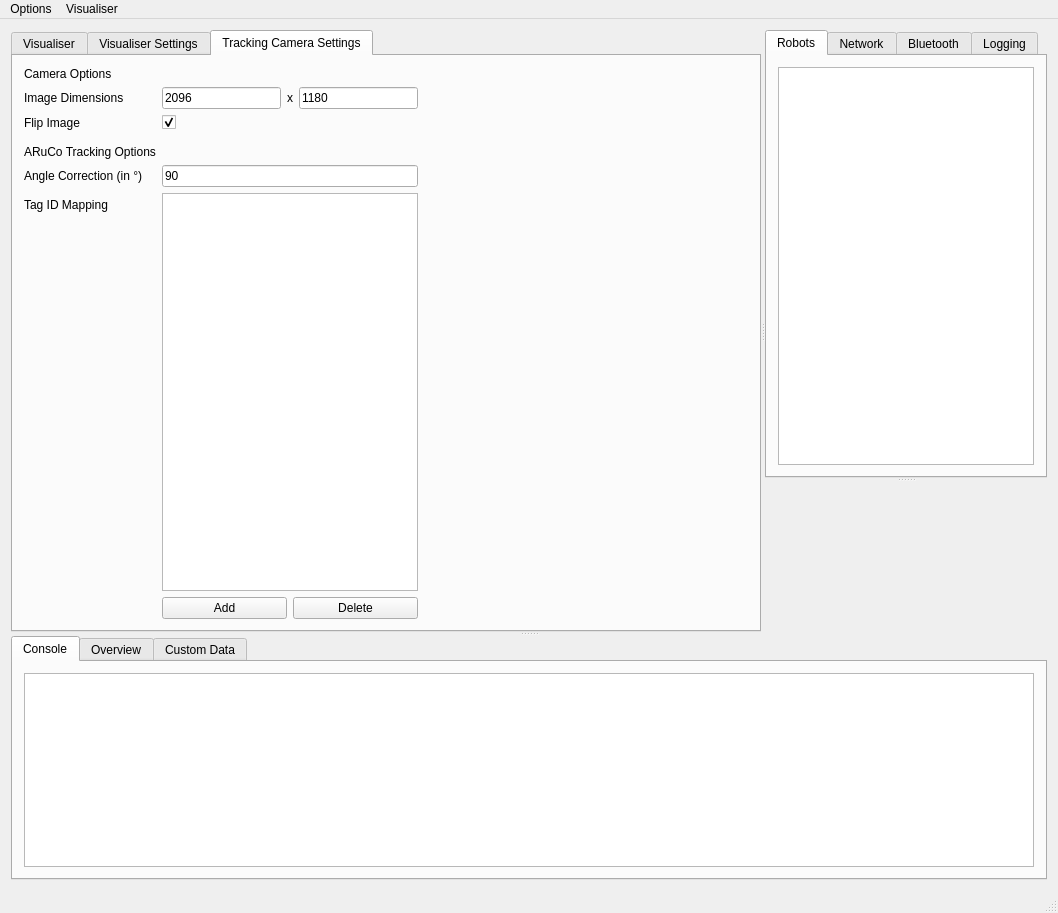
yorkrobotlab/ardebug, file Application/UI/mainwindow.ui: the form before one commit.
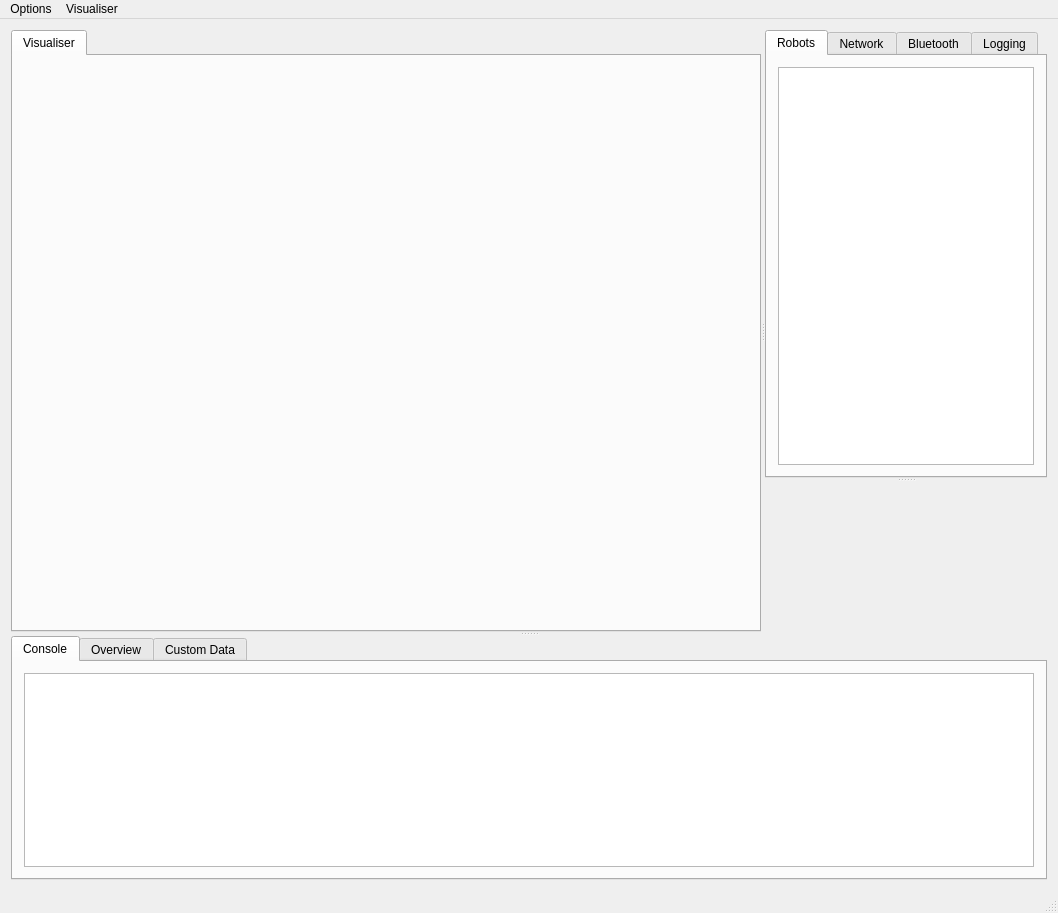
The form after the commit. The open tabs and pages were chosen to show the change.

Commit message: Removed some redundent tabs in the GUI and sorted robots by name in the robot list

The edit to the form file:
```diff
--- a/Application/UI/mainwindow.ui
+++ b/Application/UI/mainwindow.ui
@@ -60,229 +60,6 @@
           <string>Visualiser</string>
          </attribute>
         </widget>
-        <widget class="QWidget" name="visSettingsTab">
-         <attribute name="title">
-          <string>Visualiser Settings</string>
-         </attribute>
-         <layout class="QVBoxLayout" name="verticalLayout_6">
-          <item>
-           <widget class="QLabel" name="label_4">
-            <property name="text">
-             <string>Visualiser Settings</string>
-            </property>
-           </widget>
-          </item>
-          <item>
-           <layout class="QFormLayout" name="formLayout">
-            <property name="horizontalSpacing">
-             <number>100</number>
-            </property>
-            <item row="0" column="0">
-             <widget class="QLabel" name="label_2">
-              <property name="text">
-               <string>Enable Video</string>
-              </property>
-             </widget>
-            </item>
-            <item row="0" column="1">
-             <widget class="QCheckBox" name="videoEnChbx">
-              <property name="text">
-               <string/>
-              </property>
-              <property name="checked">
-               <bool>true</bool>
-              </property>
-             </widget>
-            </item>
-            <item row="1" column="0">
-             <widget class="QLabel" name="robotColourLabel">
-              <property name="text">
-               <string>Enable Robot Colours</string>
-              </property>
-             </widget>
-            </item>
-            <item row="1" column="1">
-             <widget class="QCheckBox" name="robotColoursCheckBox">
-              <property name="checked">
-               <bool>false</bool>
-              </property>
-             </widget>
-            </item>
-            <item row="2" column="0">
-             <widget class="QLabel" name="label_19">
-              <property name="text">
-               <string>Show Average Position</string>
-              </property>
-             </widget>
-            </item>
-            <item row="2" column="1">
-             <widget class="QCheckBox" name="averagePositionCheckBox">
-              <property name="text">
-               <string/>
-              </property>
-             </widget>
-            </item>
-           </layout>
-          </item>
-          <item>
-           <widget class="QLabel" name="label_6">
-            <property name="text">
-             <string>Visualisation Config</string>
-            </property>
-           </widget>
-          </item>
-          <item>
-           <widget class="QListWidget" name="visSettingsList"/>
-          </item>
-         </layout>
-        </widget>
-        <widget class="QWidget" name="cameraTab">
-         <attribute name="title">
-          <string>Tracking Camera Settings</string>
-         </attribute>
-         <layout class="QFormLayout" name="formLayout_8">
-          <item row="0" column="0">
-           <layout class="QFormLayout" name="formLayout_7">
-            <item row="0" column="0">
-             <widget class="QLabel" name="label_8">
-              <property name="text">
-               <string>Camera Options</string>
-              </property>
-             </widget>
-            </item>
-            <item row="1" column="0">
-             <widget class="QLabel" name="label_5">
-              <property name="text">
-               <string>Image Dimensions</string>
-              </property>
-             </widget>
-            </item>
-            <item row="1" column="1">
-             <layout class="QHBoxLayout" name="horizontalLayout_3">
-              <item>
-               <widget class="QLineEdit" name="imageXDimEdit">
-                <property name="sizePolicy">
-                 <sizepolicy hsizetype="MinimumExpanding" vsizetype="Fixed">
-                  <horstretch>0</horstretch>
-                  <verstretch>0</verstretch>
-                 </sizepolicy>
-                </property>
-                <property name="maximumSize">
-                 <size>
-                  <width>150</width>
-                  <height>16777215</height>
-                 </size>
-                </property>
-                <property name="text">
-                 <string>2096</string>
-                </property>
-               </widget>
-              </item>
-              <item>
-               <widget class="QLabel" name="label_3">
-                <property name="text">
-                 <string>x</string>
-                </property>
-               </widget>
-              </item>
-              <item>
-               <widget class="QLineEdit" name="imageYDimEdit">
-                <property name="sizePolicy">
-                 <sizepolicy hsizetype="MinimumExpanding" vsizetype="Fixed">
-                  <horstretch>0</horstretch>
-                  <verstretch>0</verstretch>
-                 </sizepolicy>
-                </property>
-                <property name="maximumSize">
-                 <size>
-                  <width>150</width>
-                  <height>16777215</height>
-                 </size>
-                </property>
-                <property name="text">
-                 <string>1180</string>
-                </property>
-               </widget>
-              </item>
-             </layout>
-            </item>
-            <item row="2" column="0">
-             <widget class="QLabel" name="label_10">
-              <property name="text">
-               <string>Flip Image</string>
-              </property>
-             </widget>
-            </item>
-            <item row="2" column="1">
-             <widget class="QCheckBox" name="flipImageCheckBox">
-              <property name="text">
-               <string/>
-              </property>
-              <property name="checked">
-               <bool>true</bool>
-              </property>
-             </widget>
-            </item>
-            <item row="3" column="0">
-             <widget class="Line" name="line_2">
-              <property name="orientation">
-               <enum>Qt::Horizontal</enum>
-              </property>
-             </widget>
-            </item>
-            <item row="4" column="0">
-             <widget class="QLabel" name="label_9">
-              <property name="text">
-               <string>ARuCo Tracking Options</string>
-              </property>
-             </widget>
-            </item>
-            <item row="6" column="0">
-             <widget class="QLabel" name="label_7">
-              <property name="text">
-               <string>Tag ID Mapping</string>
-              </property>
-             </widget>
-            </item>
-            <item row="6" column="1">
-             <widget class="QTableWidget" name="tagMappingTable"/>
-            </item>
-            <item row="7" column="1">
-             <layout class="QHBoxLayout" name="horizontalLayout_2">
-              <item>
-               <widget class="QPushButton" name="tagMappingAddButton">
-                <property name="text">
-                 <string>Add</string>
-                </property>
-               </widget>
-              </item>
-              <item>
-               <widget class="QPushButton" name="tagMappingDeleteButton">
-                <property name="text">
-                 <string>Delete</string>
-                </property>
-               </widget>
-              </item>
-             </layout>
-            </item>
-            <item row="5" column="0">
-             <widget class="QLabel" name="label_20">
-              <property name="text">
-               <string>Angle Correction (in °)</string>
-              </property>
-             </widget>
-            </item>
-            <item row="5" column="1">
-             <widget class="QLineEdit" name="angleCorrectionEdit">
-              <property name="text">
-               <string>90</string>
-              </property>
-             </widget>
-            </item>
-           </layout>
-          </item>
-         </layout>
-        </widget>
        </widget>
        <widget class="QSplitter" name="splitter_3">
         <property name="orientation">
```
Left out of the diff: 2 changed lines with no effect on the pictures. The commit also changes 3 other files.
